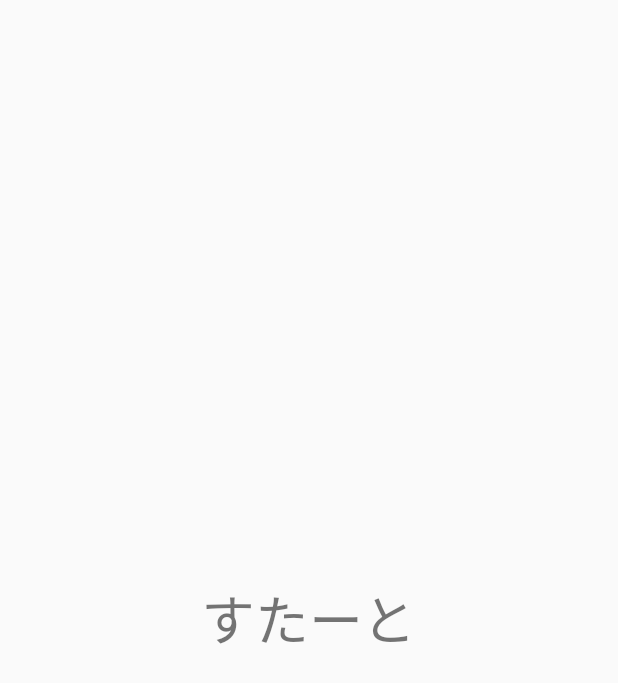
After one commit to hika019/KERKAR-university, an Android app: the StartActivity screen opened directly, with no data from a screen before it, on a phone screen of 412 x 824 dp. The commit adds this screen. Shown: the top 683 px of the screen. Run offline under Robolectric (Android 15) with nearby library versions, the phone set to English and light mode, and no system bars.

Commit message:
ログイン画面撤廃方針

```diff
--- a/app/src/main/AndroidManifest.xml
+++ b/app/src/main/AndroidManifest.xml
@@ -9,7 +9,7 @@
         android:roundIcon="@mipmap/ic_launcher_round"
         android:supportsRtl="true"
         android:theme="@style/Theme.AppCompat.Light.NoActionBar">
-        <activity android:name=".Register_and_Login.LoginActivity">
+        <activity android:name=".StartActivity">
             <intent-filter>
                 <action android:name="android.intent.action.MAIN" />
 
@@ -20,6 +20,9 @@
         <activity android:name=".Register_and_Login.RegisterActivity">
         </activity>
 
+        <activity android:name=".Register_and_Login.LoginActivity">
+        </activity>
+
         <activity android:name=".MainActivity">
         </activity>
     </application>
--- /dev/null
+++ b/app/src/main/java/jp/hika019/kerkar_university/StartActivity.kt
@@ -0,0 +1,40 @@
+package jp.hika019.kerkar_university
+
+import android.content.Context
+import android.content.Intent
+import android.content.SharedPreferences
+import android.os.Bundle
+import android.util.Log
+import androidx.appcompat.app.AppCompatActivity
+import java.util.*
+
+
+class StartActivity: AppCompatActivity() {
+    val TAG = "StartActivity"
+
+    override fun onCreate(savedInstanceState: Bundle?) {
+        super.onCreate(savedInstanceState)
+        setContentView(R.layout.activity_start)
+
+        val dataStore = getSharedPreferences(SharedPreferences_name, Context.MODE_PRIVATE)
+
+        val local_uid = dataStore.getString("uid", null)
+
+        if(local_uid == null){
+            val uuid = UUID.randomUUID().toString()
+
+            uid = sha256(uuid).substring(0, 32)
+            Log.d("hoge", uid!!)
+
+            val editor: SharedPreferences.Editor = dataStore.edit()
+            editor.putString("uid", uid)
+            editor.commit()
+        }
+        uid = local_uid
+        Log.d("hoge", "uid: $uid")
+        val intent = Intent(this, MainActivity::class.java)
+        startActivity(intent)
+
+
+    }
+}
--- a/app/src/main/java/jp/hika019/kerkar_university/setting_value.kt
+++ b/app/src/main/java/jp/hika019/kerkar_university/setting_value.kt
@@ -7,3 +7,7 @@ val week_to_day_symbol_list_jp_short = listOf("月", "火", "水", "木", "金")
 val week_to_day_symbol_list = listOf("sun", "mon", "tue", "wed", "thu", "fri", "sat")
 
 val period_list:List<Int> = List(5){it +1}
+
+var uid: String? = null
+
+val SharedPreferences_name = "DataStore"
--- /dev/null
+++ b/app/src/main/res/layout/activity_start.xml
@@ -0,0 +1,19 @@
+<?xml version="1.0" encoding="utf-8"?>
+<androidx.constraintlayout.widget.ConstraintLayout xmlns:android="http://schemas.android.com/apk/res/android"
+    xmlns:app="http://schemas.android.com/apk/res-auto"
+    xmlns:tools="http://schemas.android.com/tools"
+    android:layout_width="match_parent"
+    android:layout_height="match_parent">
+
+    <TextView
+        android:id="@+id/textView3"
+        android:layout_width="wrap_content"
+        android:layout_height="wrap_content"
+        android:text="すたーと"
+        android:textSize="36sp"
+        app:layout_constraintBottom_toBottomOf="parent"
+        app:layout_constraintEnd_toEndOf="parent"
+        app:layout_constraintHorizontal_bias="0.5"
+        app:layout_constraintStart_toStartOf="parent"
+        app:layout_constraintTop_toTopOf="parent" />
+</androidx.constraintlayout.widget.ConstraintLayout>
--- a/app/src/main/res/menu/nav_drawer.xml
+++ b/app/src/main/res/menu/nav_drawer.xml
@@ -18,7 +18,7 @@
             android:title="@string/messege"/>
 
         <item
-            android:id="@+id/logout"
-            android:title="@string/logout"/>
+            android:id="@+id/nav_setting"
+            android:title="@string/setting"/>
     </group>
 </menu>
--- a/app/src/main/res/values/dimen.xml
+++ b/app/src/main/res/values/dimen.xml
@@ -10,4 +10,6 @@
 
 
     <dimen name="create_task_dialog_textview_textsize">18sp</dimen>
+
+    <dimen name="setting_activity_textsize">24sp</dimen>
 </resources>
--- a/app/src/main/res/values/strings.xml
+++ b/app/src/main/res/values/strings.xml
@@ -8,6 +8,7 @@
     <string name="unsubmitted_assignment">未提出課題</string>
     <string name="logout">ログアウト</string>
     <string name="messege">お知らせ</string>
+    <string name="setting">設定</string>
 
     <string name="assignment_to_date">明日までの未提出課題</string>
     <string name="timetable_to_day">今日の授業</string>
```
Also changed, not shown: app/src/main/java/jp/hika019/kerkar_university/MainActivity.kt (+12 -9 lines), app/src/main/java/jp/hika019/kerkar_university/Setting_Fragment.kt (added, +38 -0 lines), app/src/main/java/jp/hika019/kerkar_university/other_fun.kt (+11 -1 lines), app/src/main/res/layout/activity_setting.xml (added, +34 -0 lines).
